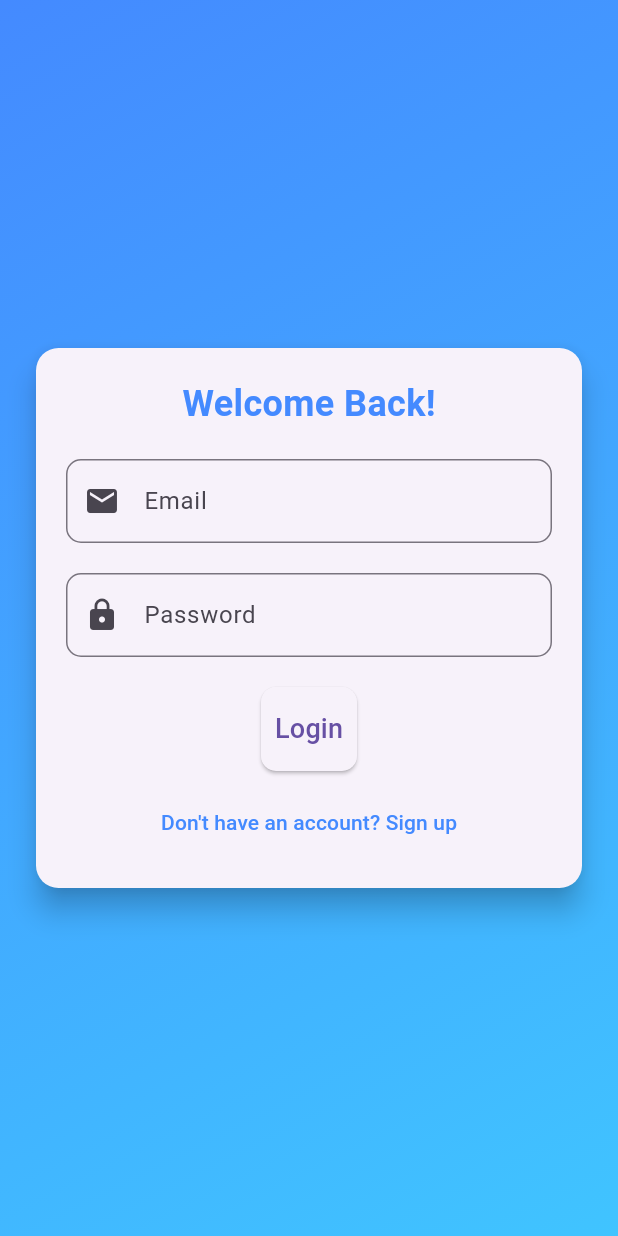
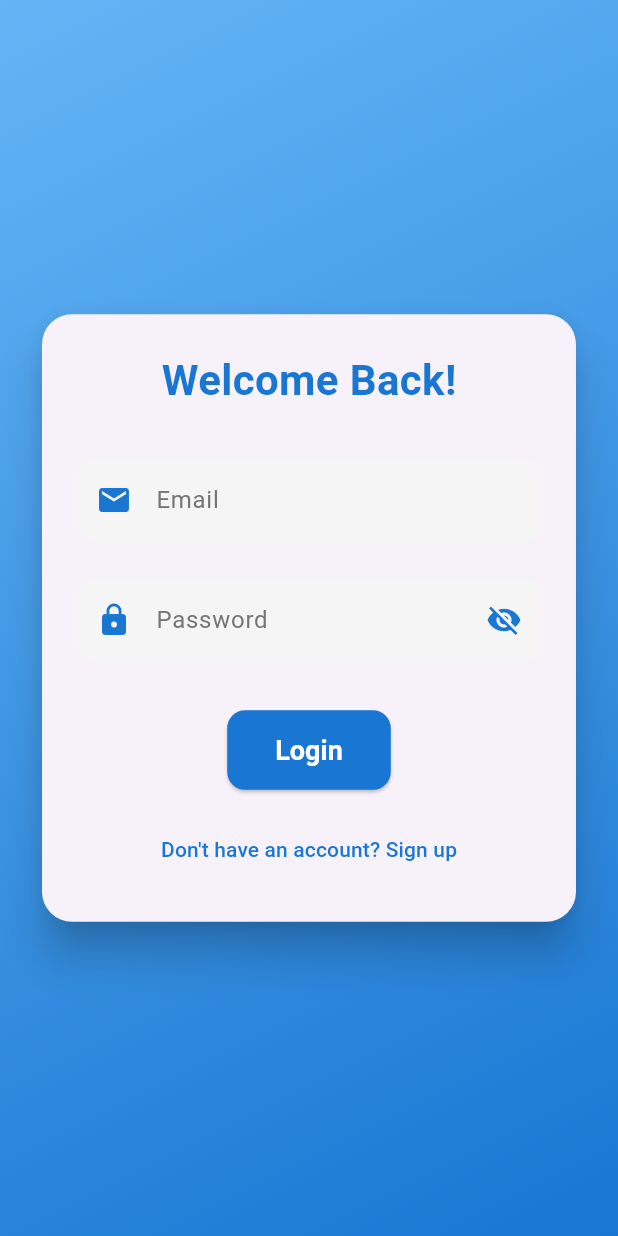
Before and after one commit to Hrishee-das/book_reader, a Flutter app: the screen it shows after launch, on a phone screen of 412 x 824 dp. Run offline on Flutter 3.47's test engine with Material 3 defaults, Android fonts, the phone set to English and light mode, and no system bars; our stand-ins replace file_picker, flutter_tts, shared_preferences; missing offline and left inert: epub_view, flutter_pdfview, syncfusion_flutter_pdf.

Commit message:
Improved UI

```diff
--- a/frontend/lib/screens/login_screen.dart
+++ b/frontend/lib/screens/login_screen.dart
@@ -13,6 +13,7 @@ class _LoginScreenState extends State<LoginScreen> {
   final TextEditingController emailController = TextEditingController();
   final TextEditingController passwordController = TextEditingController();
   bool _isLoading = false;
+  bool _obscurePassword = true;
 
   Future<void> login() async {
     setState(() {
@@ -53,74 +54,155 @@ class _LoginScreenState extends State<LoginScreen> {
       body: Container(
         decoration: BoxDecoration(
           gradient: LinearGradient(
-            colors: [Colors.blueAccent, Colors.lightBlueAccent],
+            colors: [Color(0xFF64B5F6), Color(0xFF1976D2)],
             begin: Alignment.topLeft,
             end: Alignment.bottomRight,
           ),
         ),
         child: Center(
           child: SingleChildScrollView(
-            padding: EdgeInsets.all(20.0),
+            padding: EdgeInsets.all(24.0),
+            child: Container(
+              width: MediaQuery.of(context).size.width * 0.9,
+              constraints: BoxConstraints(maxWidth: 400),
               child: Card(
-              elevation: 8,
+                elevation: 12,
                 shape: RoundedRectangleBorder(
-                borderRadius: BorderRadius.circular(15),
+                  borderRadius: BorderRadius.circular(20),
                 ),
                 child: Padding(
-                padding: EdgeInsets.all(20.0),
+                  padding: EdgeInsets.all(24.0),
                   child: Column(
                     mainAxisSize: MainAxisSize.min,
                     children: [
                       Text(
                         'Welcome Back!',
                         style: TextStyle(
-                        fontSize: 24,
-                        fontWeight: FontWeight.bold,
-                        color: Colors.blueAccent,
+                          fontSize: 28,
+                          fontWeight: FontWeight.w700,
+                          color: Color(0xFF1976D2),
                         ),
                       ),
-                    SizedBox(height: 20),
+                      SizedBox(height: 32),
                       TextField(
                         controller: emailController,
                         decoration: InputDecoration(
                           labelText: 'Email',
                           border: OutlineInputBorder(
-                          borderRadius: BorderRadius.circular(10),
+                            borderRadius: BorderRadius.circular(12),
+                            borderSide: BorderSide.none,
                           ),
-                        prefixIcon: Icon(Icons.email),
+                          filled: true,
+                          fillColor: Colors.grey[100],
+                          prefixIcon: Icon(
+                            Icons.email,
+                            color: Color(0xFF1976D2),
+                          ),
+                          contentPadding: EdgeInsets.symmetric(
+                            vertical: 16,
+                            horizontal: 16,
+                          ),
+                          focusedBorder: OutlineInputBorder(
+                            borderRadius: BorderRadius.circular(12),
+                            borderSide: BorderSide(
+                              color: Color(0xFF1976D2),
+                              width: 2,
                             ),
                           ),
-                    SizedBox(height: 20),
+                          labelStyle: TextStyle(
+                            color: Colors.grey[600],
+                          ), // Initial label style
+                          hintStyle: TextStyle(
+                            color: Colors.grey[600],
+                          ), // Initial hint style
+                        ),
+                        style: TextStyle(
+                          color: Colors.black87,
+                        ), // Initial text style
+                      ),
+                      SizedBox(height: 24),
                       TextField(
                         controller: passwordController,
                         decoration: InputDecoration(
                           labelText: 'Password',
                           border: OutlineInputBorder(
-                          borderRadius: BorderRadius.circular(10),
+                            borderRadius: BorderRadius.circular(12),
+                            borderSide: BorderSide.none,
                           ),
-                        prefixIcon: Icon(Icons.lock),
+                          filled: true,
+                          fillColor: Colors.grey[100],
+                          prefixIcon: Icon(
+                            Icons.lock,
+                            color: Color(0xFF1976D2),
                           ),
-                      obscureText: true,
+                          contentPadding: EdgeInsets.symmetric(
+                            vertical: 16,
+                            horizontal: 16,
                           ),
-                    SizedBox(height: 20),
+                          suffixIcon: IconButton(
+                            icon: Icon(
+                              _obscurePassword
+                                  ? Icons.visibility_off
+                                  : Icons.visibility,
+                              color: Color(0xFF1976D2),
+                            ),
+                            onPressed: () {
+                              setState(() {
+                                _obscurePassword = !_obscurePassword;
+                              });
+                            },
+                          ),
+                          focusedBorder: OutlineInputBorder(
+                            borderRadius: BorderRadius.circular(12),
+                            borderSide: BorderSide(
+                              color: Color(0xFF1976D2),
+                              width: 2,
+                            ),
+                          ),
+                          labelStyle: TextStyle(
+                            color: Colors.grey[600],
+                          ), // Initial label style
+                          hintStyle: TextStyle(
+                            color: Colors.grey[600],
+                          ), // Initial hint style
+                        ),
+                        obscureText: _obscurePassword,
+                        style: TextStyle(
+                          color: Colors.black87,
+                        ), // Initial text style
+                      ),
+                      SizedBox(height: 32),
                       ElevatedButton(
                         onPressed: _isLoading ? null : login,
                         style: ElevatedButton.styleFrom(
-                        padding: EdgeInsets.symmetric(vertical: 15),
+                          padding: EdgeInsets.symmetric(
+                            vertical: 16,
+                            horizontal: 32,
+                          ),
                           shape: RoundedRectangleBorder(
-                          borderRadius: BorderRadius.circular(10),
+                            borderRadius: BorderRadius.circular(12),
+                          ),
+                          backgroundColor: Color(0xFF1976D2),
+                          foregroundColor: Colors.white,
+                          textStyle: TextStyle(
+                            fontSize: 18,
+                            fontWeight: FontWeight.w600,
                           ),
                         ),
                         child:
                             _isLoading
-                              ? CircularProgressIndicator(
+                                ? SizedBox(
+                                  width: 20,
+                                  height: 20,
+                                  child: CircularProgressIndicator(
                                     valueColor: AlwaysStoppedAnimation<Color>(
                                       Colors.white,
                                     ),
+                                  ),
                                 )
-                              : Text('Login', style: TextStyle(fontSize: 18)),
+                                : Text('Login'),
                       ),
-                    SizedBox(height: 10),
+                      SizedBox(height: 16),
                       TextButton(
                         onPressed:
                             () => Navigator.push(
@@ -131,7 +213,7 @@ class _LoginScreenState extends State<LoginScreen> {
                             ),
                         child: Text(
                           'Don\'t have an account? Sign up',
-                        style: TextStyle(color: Colors.blueAccent),
+                          style: TextStyle(color: Color(0xFF1976D2)),
                         ),
                       ),
                     ],
@@ -141,6 +223,7 @@ class _LoginScreenState extends State<LoginScreen> {
             ),
           ),
         ),
+      ),
     );
   }
 }
```
Lines whose indentation alone changed are shown as unchanged.
